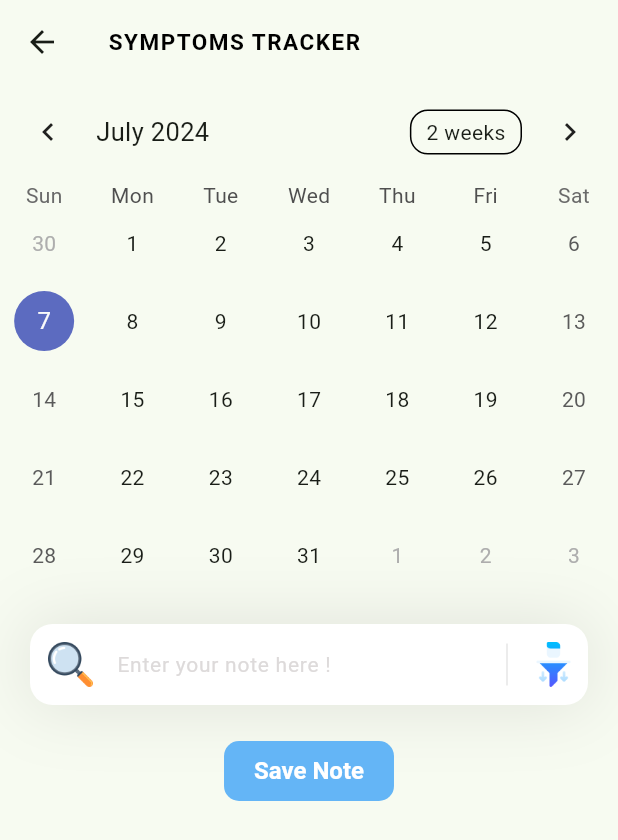
After one commit to madushanmac/histamate, a Flutter app: the CalendarScreen screen opened directly, on a phone screen of 412 x 824 dp. The commit adds this screen. Shown: the top 840 px of the screen. Run offline on Flutter 3.47's test engine with Material 3 defaults, Android fonts, the phone set to English and light mode, and no system bars; drawn by our look-alikes of table_calendar; our stand-ins replace animated_text_kit, cloud_firestore, firebase_auth, firebase_core, google_fonts, iconsax; missing offline and left inert: flutter_gemini_bot, page_animation_transition; accounts and stored records are empty.

Commit message:
added calender note

```diff
--- /dev/null
+++ b/lib/pages/calender_screen.dart
@@ -0,0 +1,182 @@
+import 'package:cloud_firestore/cloud_firestore.dart';
+import 'package:flutter/material.dart';
+import 'package:table_calendar/table_calendar.dart';
+
+class CalendarScreen extends StatefulWidget {
+  const CalendarScreen({super.key});
+
+  @override
+  State<CalendarScreen> createState() => _CalendarScreenState();
+}
+
+class _CalendarScreenState extends State<CalendarScreen> {
+
+  CalendarFormat _calendarFormat = CalendarFormat.month;
+  DateTime _selectedDay = DateTime.now();
+  DateTime _focusedDay = DateTime.now();
+  TextEditingController _noteController = TextEditingController();
+
+  @override
+  Widget build(BuildContext context) {
+    return Scaffold(
+      appBar: AppBar(
+        title: const Text(
+        'SYMPTOMS TRACKER ',
+        style: TextStyle(
+            color: Colors.black,
+            fontSize: 15,
+            fontWeight: FontWeight.bold,
+            letterSpacing: 1),
+      ),
+      ),
+      body: Column(
+        children: [
+          TableCalendar(
+            firstDay: DateTime.utc(2010, 10, 16),
+            lastDay: DateTime.utc(2030, 3, 14),
+            focusedDay: _focusedDay,
+            calendarFormat: _calendarFormat,
+            selectedDayPredicate: (day) {
+              return isSameDay(_selectedDay, day);
+            },
+            onDaySelected: (selectedDay, focusedDay) {
+              setState(() {
+                _selectedDay = selectedDay;
+                _focusedDay = focusedDay;
+              });
+            },
+            onFormatChanged: (format) {
+              setState(() {
+                _calendarFormat = format;
+              });
+            },
+            onPageChanged: (focusedDay) {
+              _focusedDay = focusedDay;
+            },
+          ),
+          _searchField(),
+          TextButton(
+            style: TextButton.styleFrom(
+              // Set a background color that complements your app's theme
+              backgroundColor: Colors.blue[300],  // Adjust shade as needed
+              foregroundColor: Colors.white,  // Ensure text is readable against background
+              padding: const EdgeInsets.symmetric(horizontal: 20.0, vertical: 10.0),
+              shape: RoundedRectangleBorder(
+                borderRadius: BorderRadius.circular(10.0),  // Adjust corner roundness
+              ),
+              textStyle: const TextStyle(fontSize: 16.0, fontWeight: FontWeight.bold),  // Adjust font size and weight
+            ),
+            onPressed: _saveNote,
+            child: const Text('Save Note'),
+          ),
+
+          Expanded(
+            child: StreamBuilder<QuerySnapshot>(
+              stream: FirebaseFirestore.instance
+                  .collection('notes')
+                  .where('date', isEqualTo: _selectedDay.toIso8601String().split('T')[0])
+                  .snapshots(),
+              builder: (context, snapshot) {
+                if (!snapshot.hasData) {
+                  return Center(child: CircularProgressIndicator());
+                }
+
+                final notes = snapshot.data!.docs;
+                return ListView.builder(
+                  itemCount: notes.length,
+                  itemBuilder: (context, index) {
+                    final note = notes[index]['note'];
+                    return ListTile(
+                      title: Text(note),
+                    );
+                  },
+                );
+              },
+            ),
+          ),
+        ],
+      ),
+    );
+  }
+
+  Container _searchField() {
+    return Container(
+      margin: const EdgeInsets.only(top: 20, left: 20, right: 20, bottom: 20),
+      decoration: BoxDecoration(boxShadow: [
+        BoxShadow(
+            color: const Color(0xff1D1617).withOpacity(0.11),
+            blurRadius: 40,
+            spreadRadius: 0.0)
+      ]),
+      child: TextFormField(
+        validator: (e){
+          if(e == null || e.isEmpty){
+            return 'Please Enter a Search term';
+          }
+          return null;
+        },
+
+        controller: _noteController,
+        decoration: InputDecoration(
+            filled: true,
+            fillColor: Colors.white,
+            contentPadding: const EdgeInsets.all(15),
+            hintText: 'Enter your note here ! ',
+            hintStyle: const TextStyle(color: Color(0xffDDDADA), fontSize: 14),
+            prefixIcon: Padding(
+              padding: const EdgeInsets.all(12),
+              child: Image.asset(
+                'assets/icons/search.png',
+                width: 30,
+              ),
+            ),
+            suffixIcon: SizedBox(
+              width: 100,
+              child: IntrinsicHeight(
+                child: Row(
+                  mainAxisAlignment: MainAxisAlignment.end,
+                  children: [
+                    const VerticalDivider(
+                      color: Colors.black,
+                      indent: 10,
+                      endIndent: 10,
+                      thickness: 0.1,
+                    ),
+                    Padding(
+                      padding: const EdgeInsets.all(8.0),
+                      child: Image.asset(
+                        'assets/icons/filter.png',
+                        width: 30,
+                      ),
+                    ),
+                  ],
+                ),
+              ),
+            ),
+            border: OutlineInputBorder(
+                borderRadius: BorderRadius.circular(15),
+                borderSide: BorderSide.none)),
+      ),
+    );
+  }
+
+  void _saveNote() async {
+    String searchText = _noteController.text;
+    if (searchText.isEmpty) {
+      ScaffoldMessenger.of(context).showSnackBar(
+        const SnackBar(
+          content: Text('Please enter a search term.', style: TextStyle(color: Colors.red)),
+        ),
+      );
+    } else if(_noteController.text.isNotEmpty){
+      // Perform search using searchText
+      await FirebaseFirestore.instance.collection('notes').add({
+        'date': _selectedDay.toIso8601String().split('T')[0],
+        'note': _noteController.text,
+
+      });
+      _noteController.clear();
+    }
+
+  }
+}
--- a/pubspec.yaml
+++ b/pubspec.yaml
@@ -41,9 +41,10 @@ dependencies:
   iconsax: ^0.0.8
   page_animation_transition: ^1.0.0
   flutter_gemini_bot: ^0.0.4
-  kalender: ^0.4.1
   firebase_storage: ^12.1.0
   cloud_firestore: ^5.0.2
+  google_fonts: ^6.2.1
+  table_calendar: ^3.1.2
 
 
 dev_dependencies:
```
Also changed, not shown: lib/pages/calender_note.dart (deleted, +0 -270 lines), lib/pages/food_detail.dart (added, +108 -0 lines), lib/pages/home_screen.dart (+7 -8 lines), pubspec.lock.
